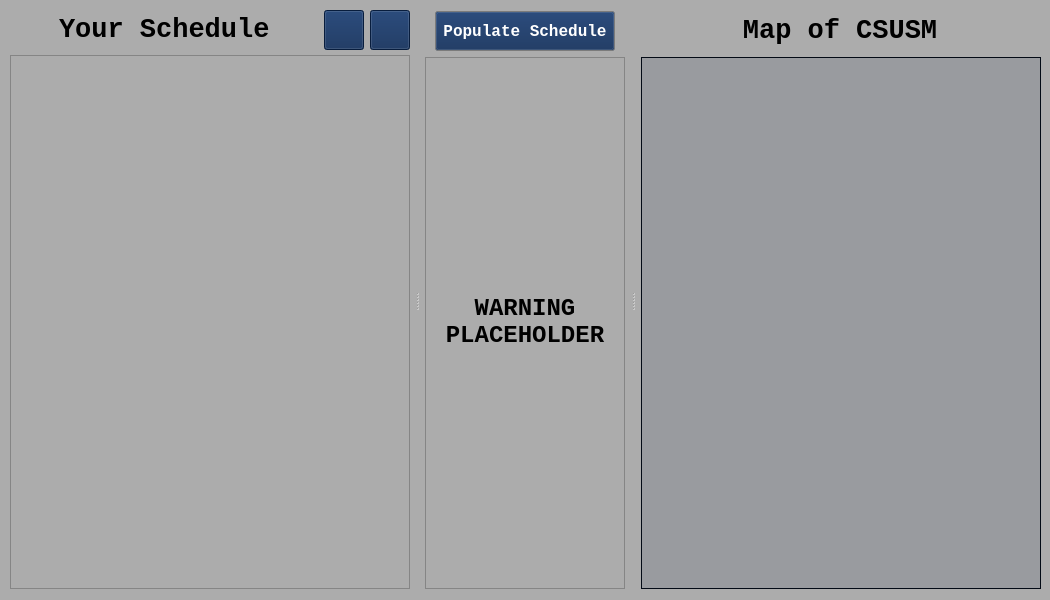
Old version of the form 370-project/mainwindow.ui in the repository rochanehurst/CS370-Team3.
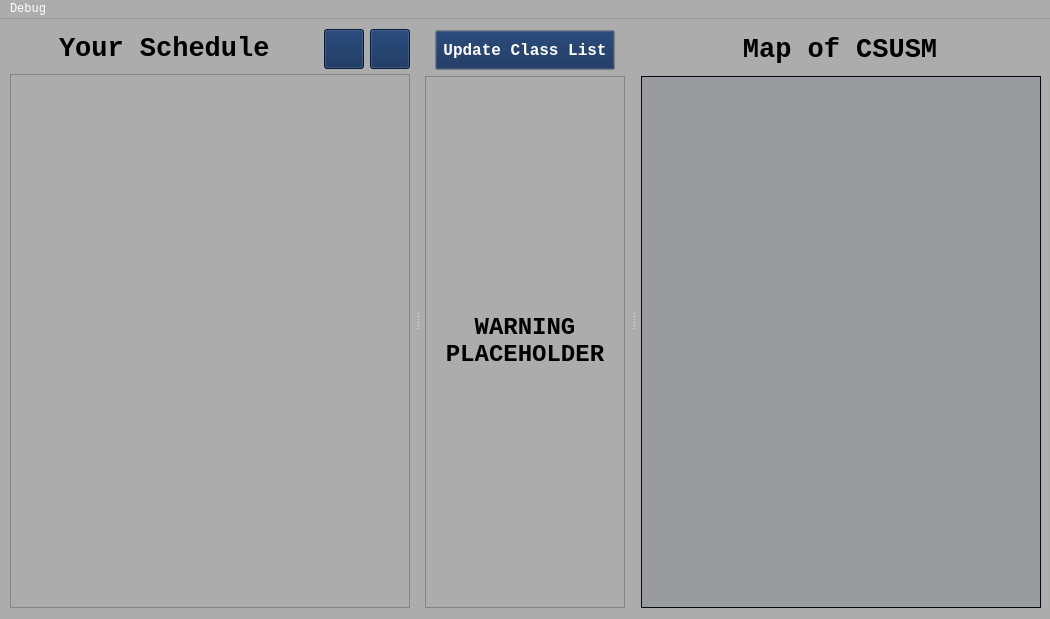
New version of the form. Icons and pictures are not drawn.

Commit message: Added Update Class List button. Added Debug menu, Added Release build

```diff
--- a/370-project/mainwindow.ui
+++ b/370-project/mainwindow.ui
@@ -7,7 +7,7 @@
     <x>0</x>
     <y>0</y>
     <width>1050</width>
-    <height>600</height>
+    <height>619</height>
    </rect>
   </property>
   <property name="sizePolicy">
@@ -1252,7 +1252,7 @@
              <x>0</x>
              <y>0</y>
              <width>398</width>
-             <height>530</height>
+             <height>532</height>
             </rect>
            </property>
            <property name="sizePolicy">
@@ -1326,7 +1326,7 @@
            <string>&lt;html&gt;&lt;head/&gt;&lt;body&gt;&lt;p&gt;&lt;span style=&quot; font-size:9pt;&quot;&gt;Debug Button&lt;/span&gt;&lt;/p&gt;&lt;/body&gt;&lt;/html&gt;</string>
           </property>
           <property name="text">
-           <string>Populate Schedule</string>
+           <string>Update Class List</string>
           </property>
          </widget>
         </item>
@@ -1359,7 +1359,7 @@
              <x>0</x>
              <y>0</y>
              <width>198</width>
-             <height>530</height>
+             <height>532</height>
             </rect>
            </property>
            <property name="sizePolicy">
@@ -1521,6 +1521,34 @@
     </item>
    </layout>
   </widget>
+  <widget class="QMenuBar" name="menuBar">
+   <property name="geometry">
+    <rect>
+     <x>0</x>
+     <y>0</y>
+     <width>1050</width>
+     <height>17</height>
+    </rect>
+   </property>
+   <widget class="QMenu" name="menuDebug">
+    <property name="title">
+     <string>Debug</string>
+    </property>
+    <addaction name="actionPopulate_Schedule"/>
+    <addaction name="actionAdd_Random_Class"/>
+   </widget>
+   <addaction name="menuDebug"/>
+  </widget>
+  <action name="actionPopulate_Schedule">
+   <property name="text">
+    <string>Populate Schedule</string>
+   </property>
+  </action>
+  <action name="actionAdd_Random_Class">
+   <property name="text">
+    <string>Add Random Class</string>
+   </property>
+  </action>
  </widget>
  <resources>
   <include location="resources.qrc"/>
```
Left out of the diff: 2 changed lines with no effect on the pictures. The commit also changes 17 other files.
